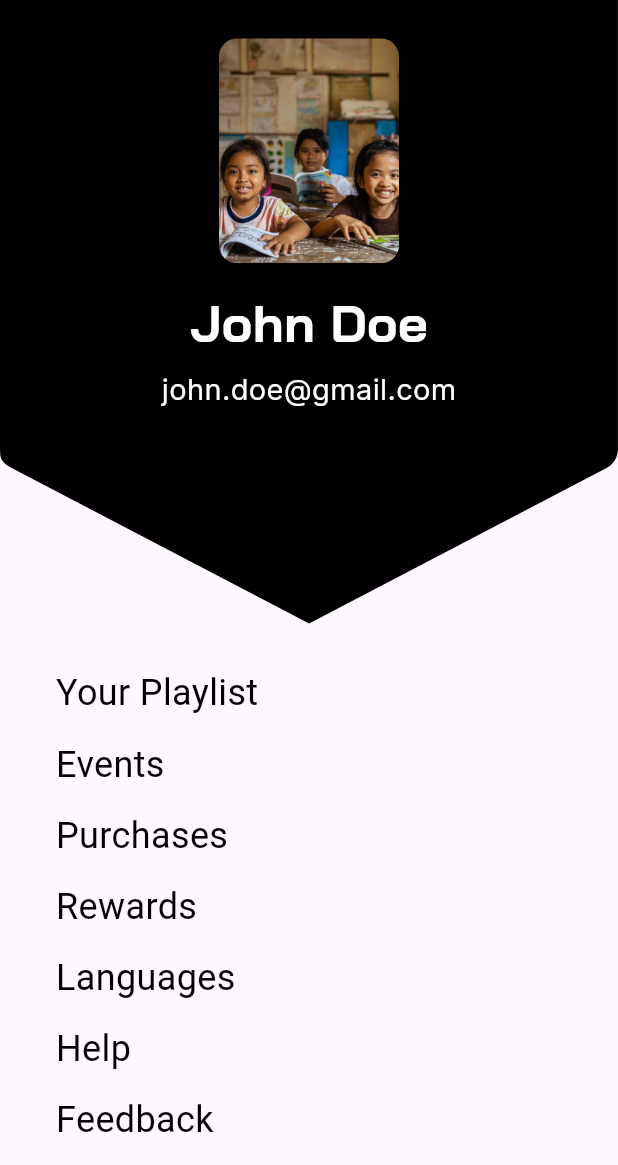
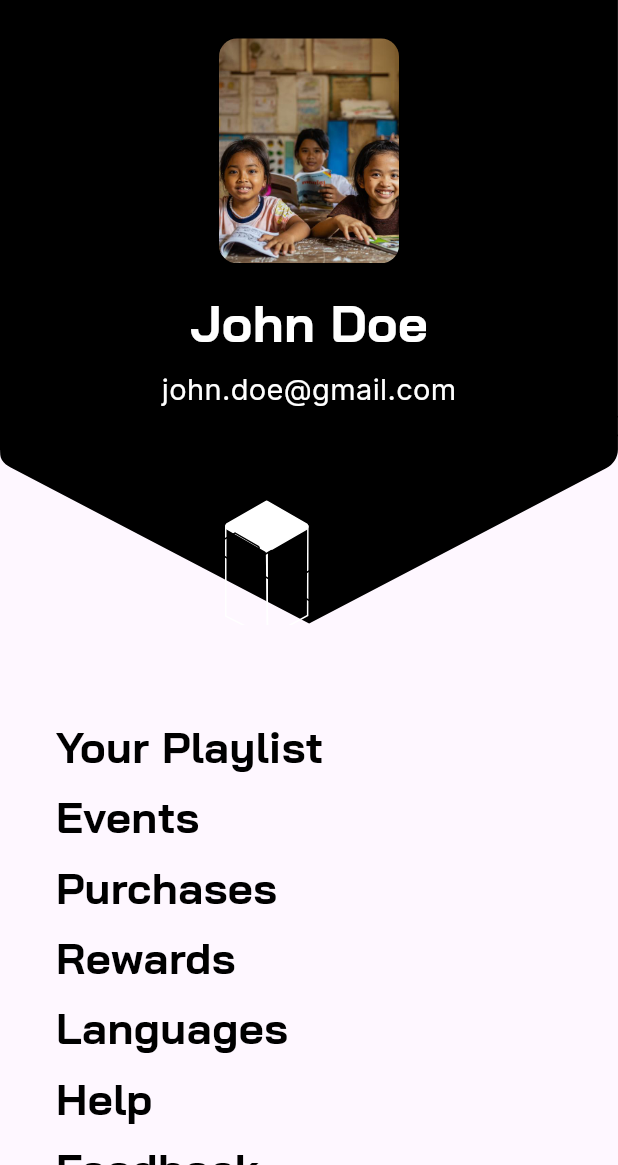
Before and after one commit to kumarsaravana001/ondog, a Flutter app: the ProfileScreen screen opened by its route, on a phone screen of 412 x 824 dp, the part 71-1236 px from its top. Run offline on Flutter 3.47's test engine with Material 3 defaults, Android fonts, the light colour scheme and no system bars; our stand-ins replace flutter_svg, go_router, responsive_sizer.

Commit message:
responsiveness updates

```diff
--- a/lib/config/app_icons.dart
+++ b/lib/config/app_icons.dart
@@ -23,6 +23,7 @@ class IconAssets {
   static const String favourites = "assets/icons/favourites.svg";
   static const String share = "assets/icons/share.svg";
   static const String message = "assets/icons/message.svg";
+  static const String proflestandalonelevel = "assets/icons/profle_standalone_level.svg";
   static const String addtoplaylist = "assets/icons/add_to_play_list.svg";
   static const String reelsplaceholder = "assets/icons/reels_placeholder.svg";
   static const String reelscolor = "assets/icons/reels_color.svg";
--- a/lib/config/app_localization.dart
+++ b/lib/config/app_localization.dart
@@ -98,4 +98,15 @@ class AppLocalisation {
   static const glo4life = "@glo4life";
   static const sotrue = " So true! will give it a try";
   static const thanksforsharring = " Thanks for sharing, very useful info..";
+
+  //card
+  static const economy = "economy";
+  static const technology = "technology";
+  static const arts = "arts";
+  static const spirituality = "spirituality";
+  static const healthcare = "healthcare";
+  static const sports = "sports";
+  static const legal = "legal";
+  static const education = "education";
+  static const travel = "travel";
 }
--- a/lib/routers/app_router.dart
+++ b/lib/routers/app_router.dart
@@ -5,7 +5,7 @@ import 'package:ondgo_flutter/utilities/index.dart';
 import '../view/view_index.dart';
 
 final router = GoRouter(
-  initialLocation: "/Navbar",
+  initialLocation: "/",
   routes: [
     GoRoute(path: '/', builder: (context, state) => const SplashScreen()),
     GoRoute(path: '/splash', builder: (context, state) => const SplashScreen()),
--- a/lib/utilities/app_buttons.dart
+++ b/lib/utilities/app_buttons.dart
@@ -40,7 +40,7 @@ class CustomElevatedButton extends StatelessWidget {
         text,
         style: AppTestStyle.headingint(
             fontSize: fontsize.sp,
-            fontWeight: FontWeight.bold,
+            fontWeight: FontWeight.w600,
             color: labelcolor),
       ),
     );
--- a/lib/utilities/app_horizontal_scroll_card.dart
+++ b/lib/utilities/app_horizontal_scroll_card.dart
@@ -32,7 +32,7 @@ class HorizontalScrollableCard extends StatelessWidget {
                       Column(
                         crossAxisAlignment: CrossAxisAlignment.start,
                         children: [
-                          Text(AppLocalisation.finance,
+                          Text(playlistcardnames[index],
                               style: AppTestStyle.headingint(
                                   fontSize: 16.sp,
                                   color: AppColors.white,
--- a/lib/utilities/app_textfie.dart
+++ b/lib/utilities/app_textfie.dart
@@ -47,7 +47,10 @@ class CustomTextField extends StatelessWidget {
         style: TextStyle(color: textColor),
         decoration: InputDecoration(
           hintText: hintText,
-          hintStyle: TextStyle(color: hintColor),
+          hintStyle: TextStyle(
+            color: hintColor,
+            fontStyle: FontStyle.italic,
+          ),
           border: InputBorder.none,
           contentPadding: contentPadding,
         ),
--- a/lib/view/screens/events/events_screen.dart
+++ b/lib/view/screens/events/events_screen.dart
@@ -39,6 +39,7 @@ class _EventsScreenState extends State<EventsScreen> {
                       padding: EdgeInsets.symmetric(horizontal: 20.sp),
                       child: const AppVerticalScrollCard()),
                 ),
+                SizedBox(height: 4.h),
               ],
             ),
             Positioned(
--- a/lib/view/screens/profile/profile_screen.dart
+++ b/lib/view/screens/profile/profile_screen.dart
@@ -15,7 +15,9 @@ class _ProfileScreenState extends State<ProfileScreen> {
     return Scaffold(
       body: SingleChildScrollView(
         child: SafeArea(
-          child: Column(
+          child: Stack(
+            children: [
+              Column(
                 crossAxisAlignment: CrossAxisAlignment.start,
                 children: [
                   Stack(
@@ -27,10 +29,12 @@ class _ProfileScreenState extends State<ProfileScreen> {
                       Positioned(
                           top: 0,
                           right: 30,
-                    child: Row(
-                      children: [SvgPicture.asset(IconAssets.badgeclose)],
-                    ),
-                  ),
+                          child: SvgPicture.asset(IconAssets.badgeclose)),
+                      Positioned(
+                          bottom: -10,
+                          left: 150,
+                          child: SvgPicture.asset(
+                              IconAssets.proflestandalonelevel)),
                       Positioned(
                         child: Center(
                           child: Padding(
@@ -41,13 +45,13 @@ class _ProfileScreenState extends State<ProfileScreen> {
                                   width: 120,
                                   height: 150,
                                   decoration: const BoxDecoration(
-                                  borderRadius:
-                                      BorderRadius.all(Radius.circular(15))),
+                                      borderRadius: BorderRadius.all(
+                                          Radius.circular(15))),
                                   child: ClipRRect(
                                       borderRadius: const BorderRadius.all(
                                           Radius.circular(12)),
-                                  child:
-                                      AppImages.dummyimage(fit: BoxFit.cover)),
+                                      child: AppImages.dummyimage(
+                                          fit: BoxFit.cover)),
                                 ),
                                 Padding(
                                   padding: EdgeInsets.only(top: 16.sp),
@@ -76,9 +80,7 @@ class _ProfileScreenState extends State<ProfileScreen> {
                       ),
                     ],
                   ),
-              SizedBox(
-                height: 22.sp,
-              ),
+                  SizedBox(height: 32.sp),
                   buildClickableText(AppLocalisation.yourplaylist, () {
                     context.push("/playlist");
                   }),
@@ -103,8 +105,17 @@ class _ProfileScreenState extends State<ProfileScreen> {
                   buildClickableText(AppLocalisation.contact, () {
                     context.push("/contact");
                   }),
-              SizedBox(
-                height: 6.h,
+                  SizedBox(height: 8.h),
+                ],
+              ),
+              Positioned(
+                top: 320,
+                left: -10,
+                right: -10,
+                child: SvgPicture.asset(
+                    // width: MediaQuery.of(context).size.width,
+                    IconAssets.profilelevels,
+                    color: AppColors.black),
               ),
             ],
           ),
@@ -118,14 +129,8 @@ Widget buildClickableText(String text, VoidCallback onPressed) {
   return GestureDetector(
     onTap: onPressed,
     child: Padding(
-      padding: EdgeInsets.only(left: 25.sp, bottom: 15.sp),
-      child: Text(
-        text,
-        style: const TextStyle(
-          fontSize: 24,
-          color: AppColors.black,
-        ),
-      ),
+      padding: EdgeInsets.only(left: 25.sp, bottom: 10.sp),
+      child: Text(text, style: AppTestStyle.headingBai(fontSize: 22.sp)),
     ),
   );
 }
```
Also changed, not shown: lib/main.dart (+7 -8 lines), lib/utilities/app_banner_list.dart (+15 -0 lines), lib/utilities/app_vertical_scroll_card.dart (+3 -18 lines), lib/view/screens/Signup/signup_screen.dart (+3 -4 lines), lib/view/screens/homescreen/home_screen.dart (+28 -45 lines), lib/view/screens/showcase/showcase_screen.dart (+2 -6 lines), assets/icons/profle_standalone_level.svg (added), 1 other file. Lines whose indentation alone changed are shown as unchanged.
